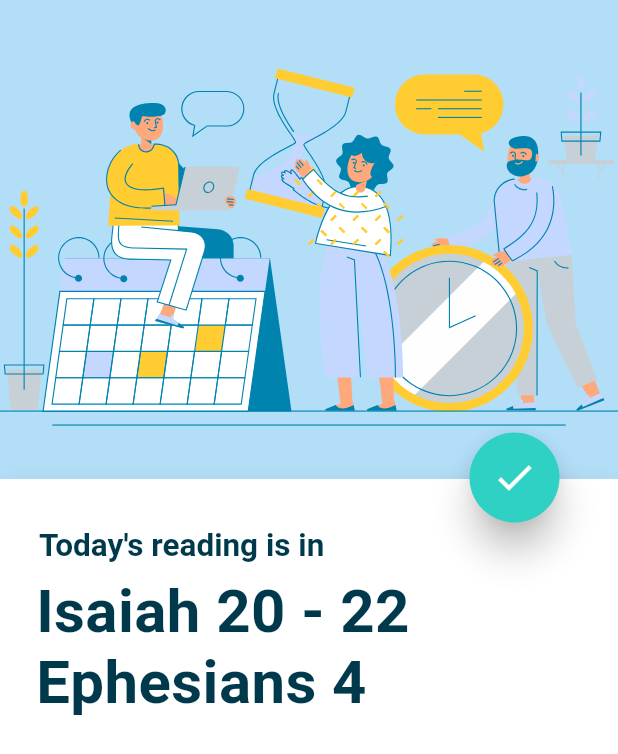
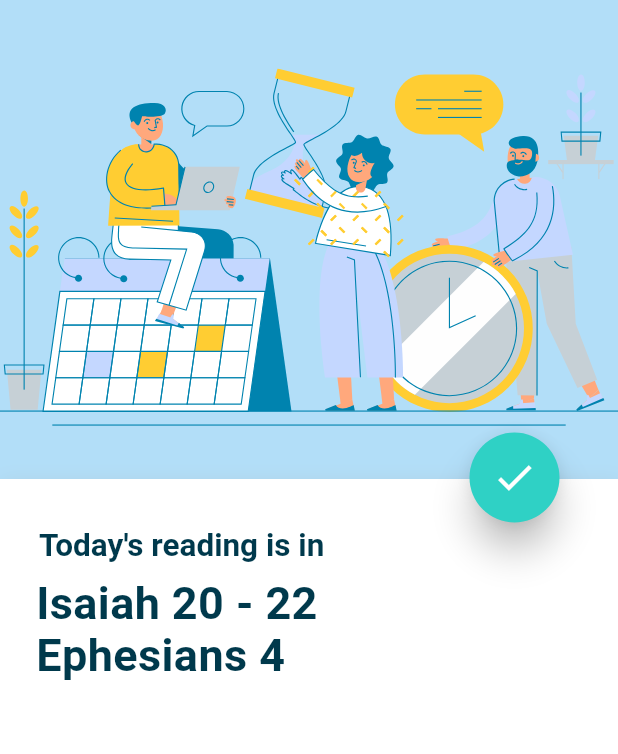
Before and after one commit to namaeconde/bible_yearly, a Flutter app: the screen it shows after launch, on a phone screen of 412 x 824 dp. Shown: the top 754 px of the screen. Run offline on Flutter 3.47's test engine with Material 2 defaults, Android fonts, the phone set to English and light mode, and no system bars; our stand-ins replace flutter_svg.

Commit message:
Update bible reading texts font size

```diff
--- a/lib/main.dart
+++ b/lib/main.dart
@@ -130,7 +130,7 @@ class _MyHomePageState extends State<MyHomePage> with TickerProviderStateMixin {
                                       textAlign: TextAlign.justify,
                                       style: TextStyle(
                                         fontWeight: FontWeight.w700,
-                                        fontSize: 40,
+                                        fontSize: 30,
                                         letterSpacing: 0.27,
                                         color: AppTheme.textColor,
                                       )
@@ -140,7 +140,7 @@ class _MyHomePageState extends State<MyHomePage> with TickerProviderStateMixin {
                                       textAlign: TextAlign.justify,
                                       style: TextStyle(
                                         fontWeight: FontWeight.w700,
-                                        fontSize: 40,
+                                        fontSize: 30,
                                         letterSpacing: 0.27,
                                         color: AppTheme.textColor,
                                       )
```
